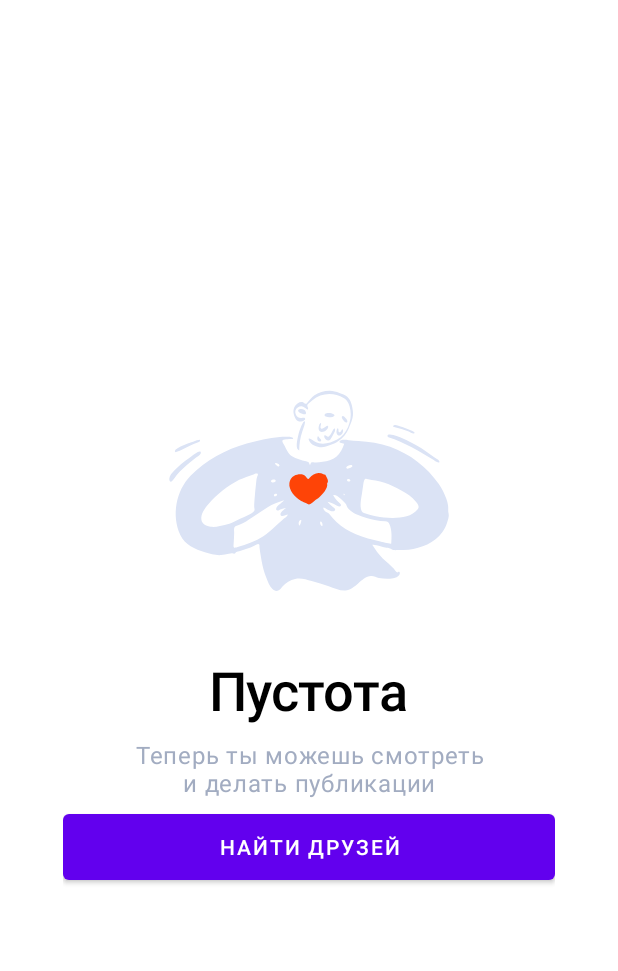
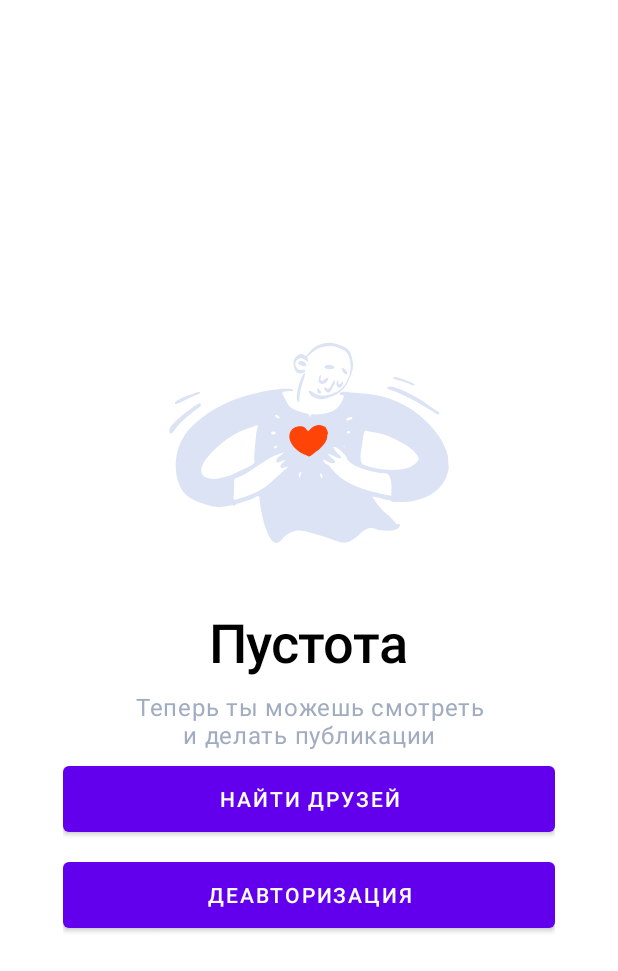
Before and after one commit to sonulen/workspace_social_network, an Android app: the FeedFragment screen opened through its navigation route, on a phone screen of 412 x 824 dp. Shown: the top 971 px of the screen. Run offline under Robolectric (Android 15) with nearby library versions, the phone set to English and light mode, and no system bars; 1 statement that could not run was skipped.

Commit message:
[UI] Добавил на экран новостей кнопку деавторизации #1
Переводит на стартовый экран Логина

```diff
--- a/app/src/main/kotlin/com/redmadrobot/app/ui/feed/FeedFragment.kt
+++ b/app/src/main/kotlin/com/redmadrobot/app/ui/feed/FeedFragment.kt
@@ -6,6 +6,7 @@ import android.view.View
 import android.view.ViewGroup
 import android.widget.Button
 import android.widget.Toast
+import androidx.navigation.fragment.NavHostFragment
 import com.redmadrobot.app.R
 import com.redmadrobot.app.ui.base.fragment.BaseFragment
 
@@ -30,5 +31,10 @@ class FeedFragment : BaseFragment(R.layout.feed_fragment) {
         view.findViewById<Button>(R.id.btn_find_friends).setOnClickListener {
             Toast.makeText(view.context, "Извини, но все разошлись!", Toast.LENGTH_SHORT).show()
         }
+
+        val navController = NavHostFragment.findNavController(this)
+        view.findViewById<Button>(R.id.btn_deauth).setOnClickListener {
+            navController.navigate(R.id.action_feedFragment_to_loginFragment)
+        }
     }
 }
--- a/app/src/main/res/layout/feed_fragment.xml
+++ b/app/src/main/res/layout/feed_fragment.xml
@@ -48,5 +48,14 @@
             android:layout_marginVertical="4dp"
             android:theme="@style/Widget.Auth.Button" />
 
+        <Button
+            android:id="@+id/btn_deauth"
+            android:layout_width="328dp"
+            android:layout_height="56dp"
+            android:layout_marginTop="15dp"
+            android:text="@string/btn_deauth"
+            android:layout_marginVertical="4dp"
+            android:theme="@style/Widget.Auth.Button" />
+
     </LinearLayout>
 </androidx.constraintlayout.widget.ConstraintLayout>
--- a/app/src/main/res/navigation/navigation_graph.xml
+++ b/app/src/main/res/navigation/navigation_graph.xml
@@ -40,7 +40,11 @@
     <fragment
         android:id="@+id/feedFragment"
         android:name="com.redmadrobot.app.ui.feed.FeedFragment"
-        android:label="FeedFragment" />
+        android:label="FeedFragment">
+        <action
+            android:id="@+id/action_feedFragment_to_loginFragment"
+            app:destination="@id/loginFragment" />
+    </fragment>
     <fragment
         android:id="@+id/signUpFirstFragment"
         android:name="com.redmadrobot.app.ui.auth.signup.SignUpFirstFragment"
--- a/app/src/main/res/values/strings.xml
+++ b/app/src/main/res/values/strings.xml
@@ -34,6 +34,7 @@
     <string name="feed_is_empty_msg">Пустота</string>
     <string name="feed_is_empty_msg_second">Вам нужны друзья, чтобы лента стала живой</string>
     <string name="btn_find_friends">Найти друзей</string>
+    <string name="btn_deauth">Деавторизация</string>
 
 
 </resources>
```
